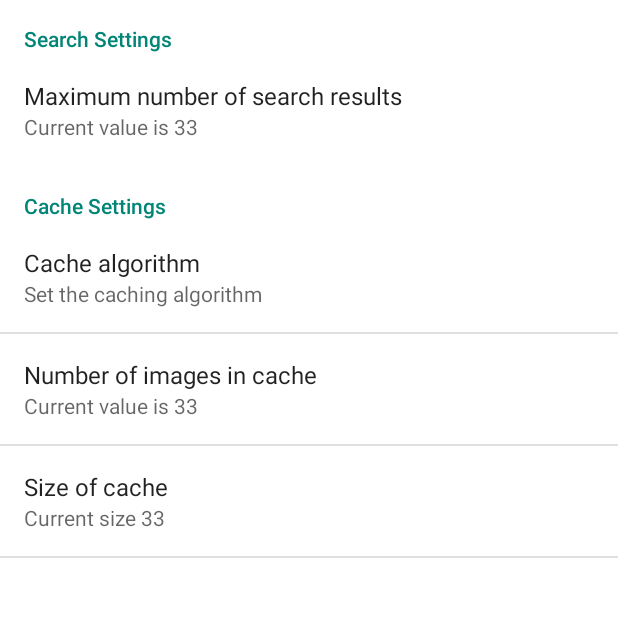
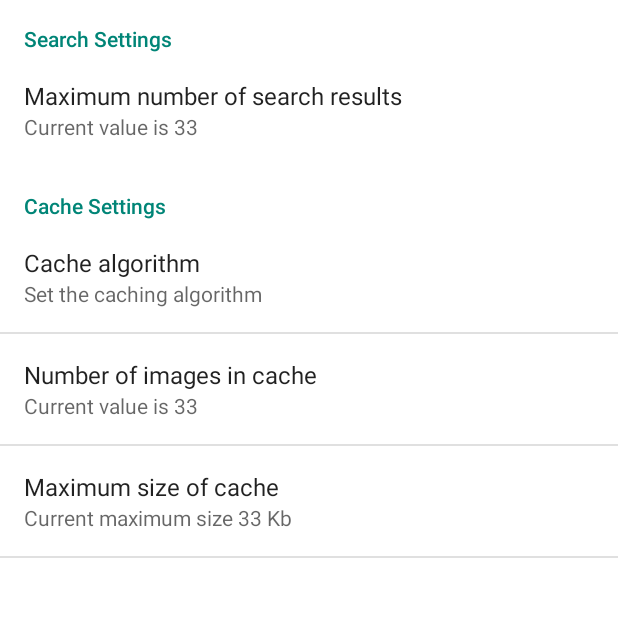
Before and after one commit to mrisney/spotify-android, an Android app: the SettingsActivity screen opened directly, with no data from a screen before it, on a phone screen of 412 x 824 dp, the top half of it. Run offline under Robolectric (Android 15) with nearby library versions, the phone set to English and light mode, and no system bars.

Commit message:
updates, layout

```diff
--- a/app/src/main/java/org/risney/spotify/SliderBarPreference.java
+++ b/app/src/main/java/org/risney/spotify/SliderBarPreference.java
@@ -47,7 +47,7 @@ public class SliderBarPreference extends DialogPreference implements SeekBar.OnS
         if(mSuffixId == 0) mSuffix = attrs.getAttributeValue(androidns, "text");
         else mSuffix = mContext.getString(mSuffixId);
 
-        // Get default and max seekbar values :
+        // Get default and max slider bar values :
         mDefault = attrs.getAttributeIntValue(androidns, "defaultValue", 0);
         mMax = attrs.getAttributeIntValue(androidns, "max", 100);
     }
--- a/app/src/main/res/values/strings.xml
+++ b/app/src/main/res/values/strings.xml
@@ -18,8 +18,8 @@
     <string name="number_of_images">Number of images in cache</string>
     <string name="number_of_images_summary">Current value is $2</string>
 
-    <string name="size_of_cache">Size of cache</string>
-    <string name="size_of_cache_summary">Current size $3</string>
+    <string name="size_of_cache">Maximum size of cache</string>
+    <string name="size_of_cache_summary">Current maximum size $3 Kb</string>
     <string name="size_of_cache_unit">Kb</string>
 
     <string name="title_activity_image_view">View Image</string>
--- a/app/src/main/res/xml/preferences.xml
+++ b/app/src/main/res/xml/preferences.xml
@@ -27,10 +27,11 @@
 
         <org.risney.spotify.SliderBarPreference
             android:title="@string/size_of_cache"
+            android:text="@string/size_of_cache_unit"
             android:summary="@string/size_of_cache_summary"
             android:key="MAX_CACHE_SIZE"
-            android:max="75"
-            android:defaultValue="33" />
+            android:max="5120"
+            android:defaultValue="1024" />
 
     </PreferenceCategory>
 
```
